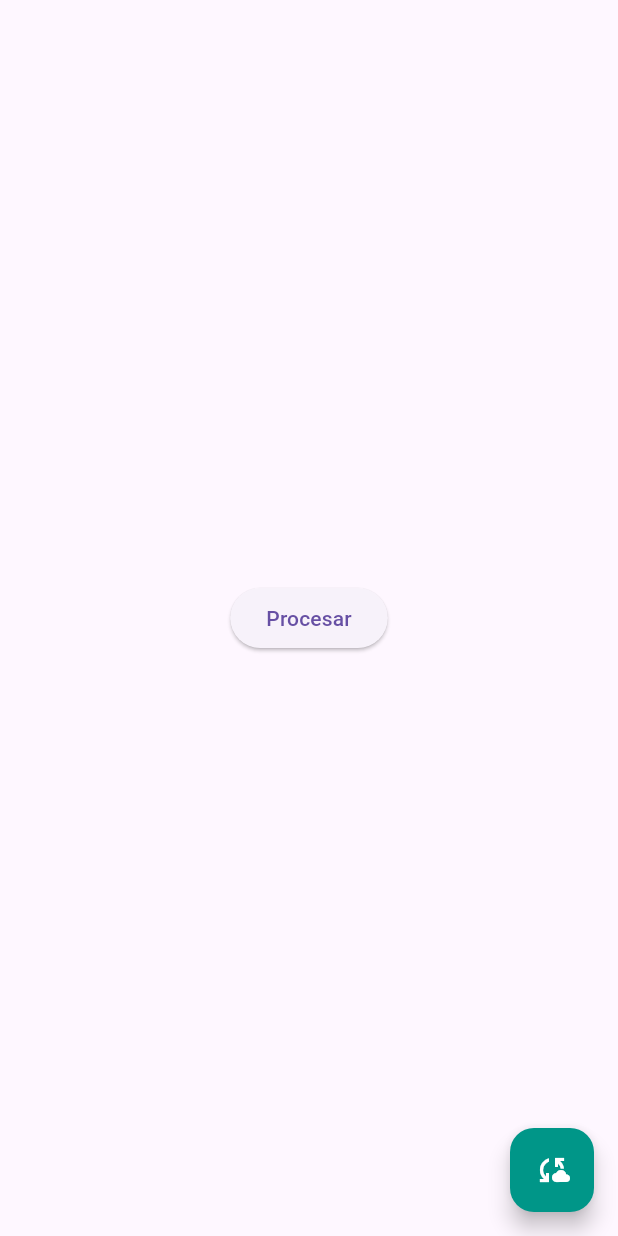
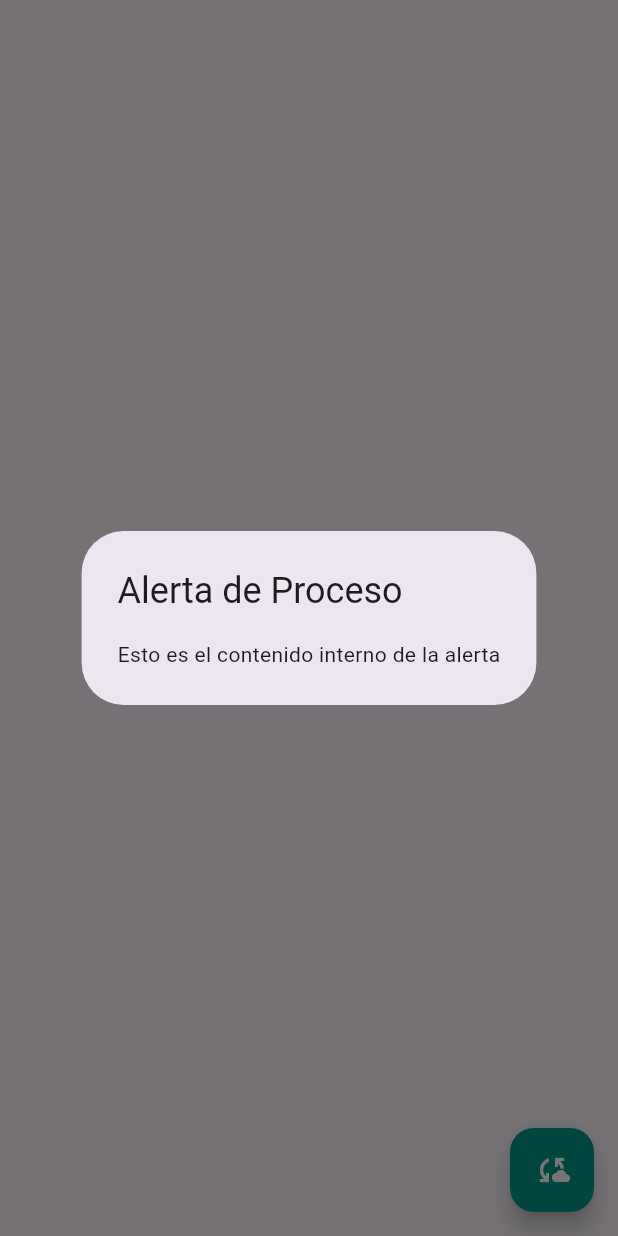
Before and after one commit to SAV-G141/flutter_componentes, a Flutter app: the AlertScreen screen opened by its route, after a tap on "Procesar", on a phone screen of 412 x 824 dp. Run offline on Flutter 3.47's test engine with Material 3 defaults, Android fonts, the phone set to English and light mode, and no system bars.

Commit message:
12062025_v2

```diff
--- a/lib/screens/alert_screen.dart
+++ b/lib/screens/alert_screen.dart
@@ -6,10 +6,12 @@ class AlertScreen extends StatelessWidget {
 
   void displayDialog(BuildContext context){
     showDialog(
+      barrierDismissible: true,
       context: context,
       builder:(context) => AlertDialog(
         title: Text('Alerta de Proceso'),
         content: Column(
+          mainAxisSize: MainAxisSize.min,
           children: [
             Text('Esto es el contenido interno de la alerta')
           ],
@@ -23,11 +25,19 @@ class AlertScreen extends StatelessWidget {
     return Scaffold(
       body: Center(
          child: ElevatedButton(
-          onPressed: (){},
-          child: Text('Procesar')),
+          onPressed:() => displayDialog(context),
+          child: Padding(
+            padding: const EdgeInsets.symmetric(vertical: 10, horizontal: 10),
+            child: Text(
+              'Procesar',
+              style: TextStyle(color: Colors.white, fontSize: 20),
+              ),
+          )),
       ),
       floatingActionButton: FloatingActionButton(
-        onPressed: (){},
+        onPressed: (){
+          Navigator.pop(context);
+        },
         child: Icon(Icons.cloud_sync, color: Colors.white,),
         ),
     );
--- a/lib/themes/app_theme.dart
+++ b/lib/themes/app_theme.dart
@@ -18,6 +18,13 @@ class AppTheme{
     ),
     floatingActionButtonTheme: FloatingActionButtonThemeData(
       backgroundColor: primario
+    ),
+    elevatedButtonTheme: ElevatedButtonThemeData(
+      style: ElevatedButton.styleFrom(
+        backgroundColor: primario,
+        //shape: StadiumBorder()
+        //elevation: 0
+      )
     )
   );
 }
```
